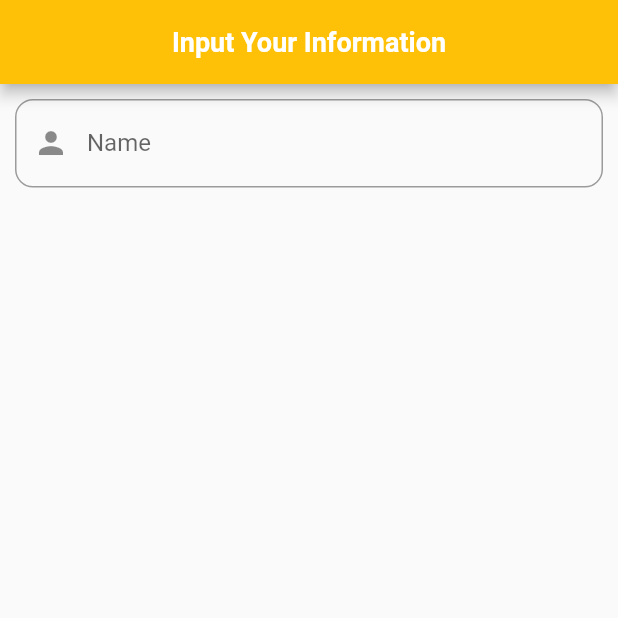
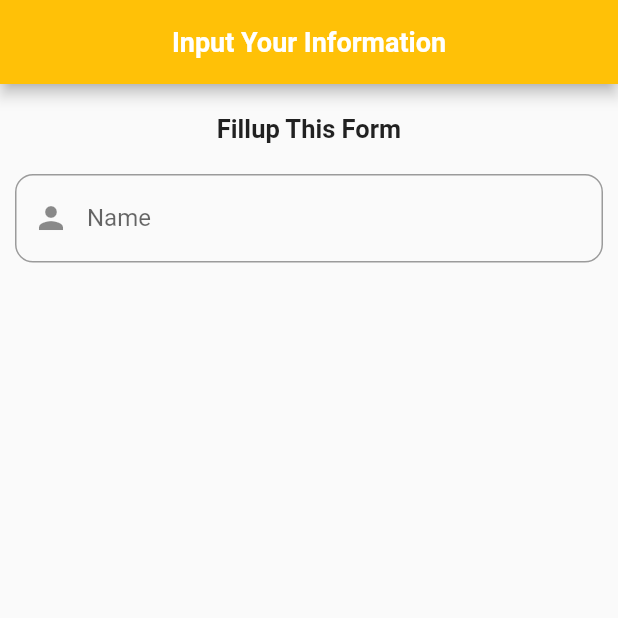
Before and after one commit to vatiza/Flutter_Widgets_Learning, a Flutter app: the screen it shows after launch, on a phone screen of 412 x 824 dp, the top half of it. Run offline on Flutter 3.47's test engine with Material 2 defaults, Android fonts, the light colour scheme and no system bars.

Commit message:
title added

```diff
--- a/lib/person.dart
+++ b/lib/person.dart
@@ -22,7 +22,21 @@ class _PersonFormState extends State<PersonForm> {
       body: SingleChildScrollView(
         child: Padding(
           padding: const EdgeInsets.all(10),
-          child: Form(
+          child: Column(
+            children: [
+              Column(
+                children: [
+                  Padding(
+                    padding: EdgeInsets.only(top: 10, bottom: 20),
+                    child: Text(
+                      'Fillup This Form',
+                      style:
+                          TextStyle(fontWeight: FontWeight.bold, fontSize: 17),
+                    ),
+                  )
+                ],
+              ),
+              Form(
                   child: Column(
                 children: [
                   TextFormField(
@@ -33,10 +47,13 @@ class _PersonFormState extends State<PersonForm> {
                       border: OutlineInputBorder(
                         borderRadius: BorderRadius.circular(12),
                       ),
-                    prefixIcon: const Icon(Icons.person),),
+                      prefixIcon: const Icon(Icons.person),
+                    ),
                   )
                 ],
               )),
+            ],
+          ),
         ),
       ),
     );
```
Lines whose indentation alone changed are shown as unchanged.
